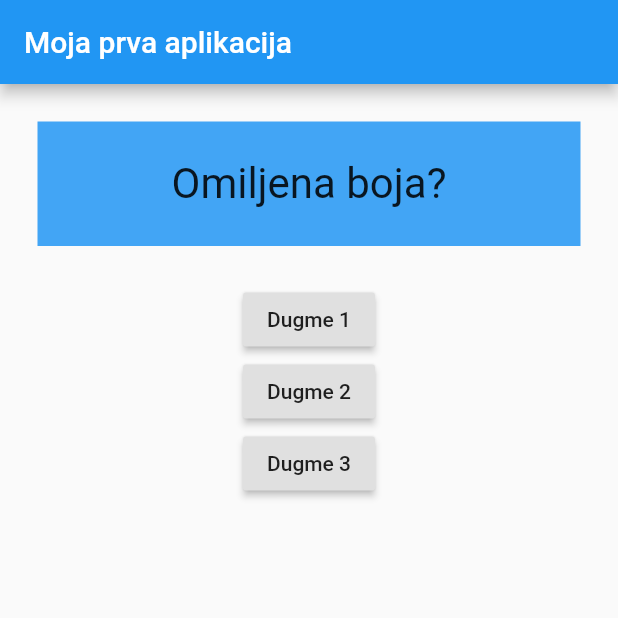
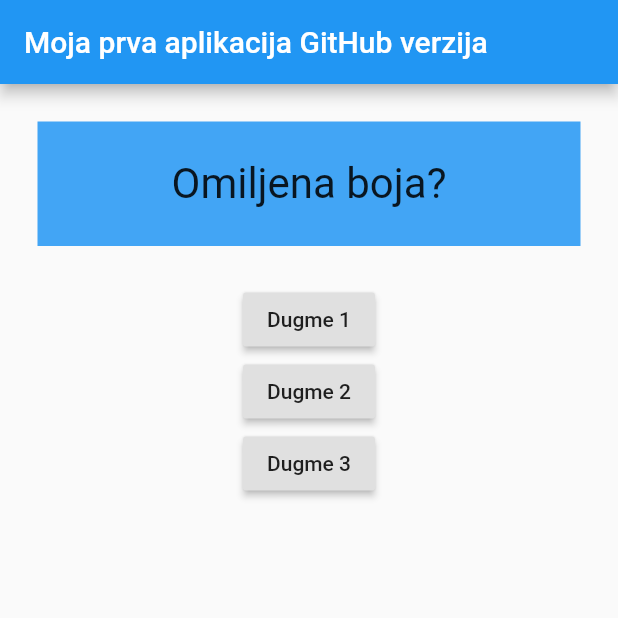
Before and after one commit to mirzawan/my_flutter_projects, a Flutter app: the screen it shows after launch, on a phone screen of 412 x 824 dp, the top half of it. Run offline on Flutter 3.47's test engine with Material 2 defaults, Android fonts, the phone set to English and light mode, and no system bars.

Commit message:
Uredjena verzija

```diff
--- a/lib/main.dart
+++ b/lib/main.dart
@@ -32,7 +32,7 @@ class _MojaAppState extends State<MojaApp> {
     return MaterialApp(
         home: Scaffold(
             appBar: AppBar(
-              title: Text('Moja prva aplikacija'),
+              title: Text('Moja prva aplikacija GitHub verzija'),
             ),
             body: Column(
               children: [
```
